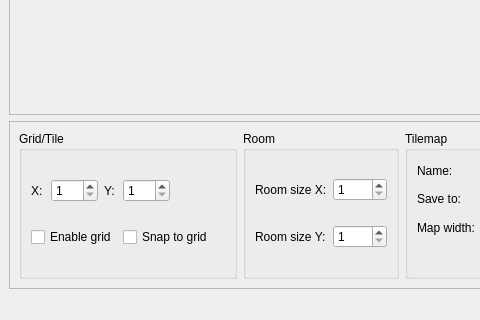
This is Tilemap_Creator/Source/MainWindow.ui in Ayymoose/Panda-Engine as Qt 5 draws it before an edit; both pictures show x 0 to 480 and y 332 to 652 of the 928 by 652 pixel window. The edited form follows.
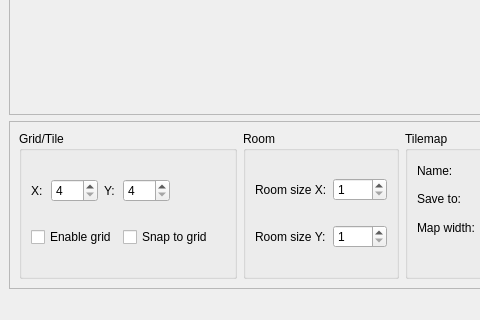
This is the edited form.

Commit message: restrict spinbox values

What changed in the file:
```diff
--- a/Tilemap_Creator/Source/MainWindow.ui
+++ b/Tilemap_Creator/Source/MainWindow.ui
@@ -46,7 +46,7 @@
           <item row="0" column="1">
            <widget class="QSpinBox" name="gridXSpinBox">
             <property name="minimum">
-             <number>1</number>
+             <number>4</number>
             </property>
             <property name="maximum">
              <number>999</number>
@@ -63,7 +63,7 @@
           <item row="0" column="3">
            <widget class="QSpinBox" name="gridYSpinBox">
             <property name="minimum">
-             <number>1</number>
+             <number>4</number>
             </property>
             <property name="maximum">
              <number>999</number>
```
The commit also changes 2 other files.
